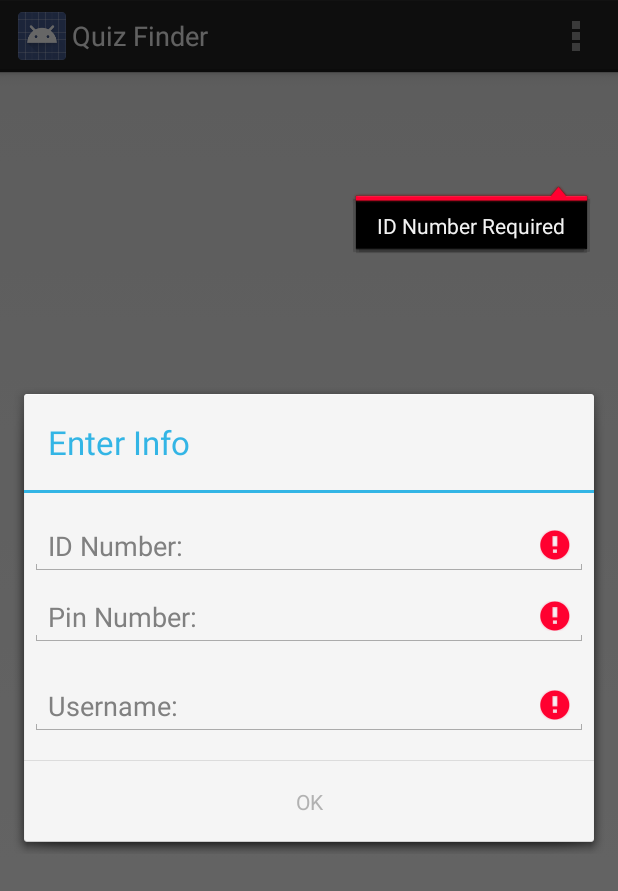
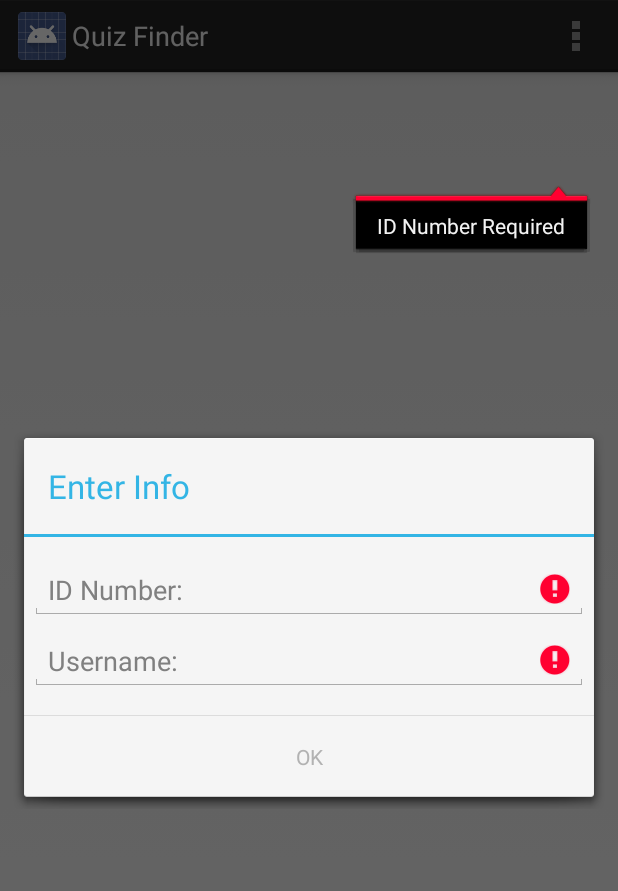
Before and after one commit to afm0005/FlamingWookieeProject, an Android app: the screen it shows after launch (MainActivity), in the options menu, after a tap on "Settings", on a phone screen of 412 x 824 dp. Shown: the top 891 px of the screen. Run offline under Robolectric (Android 15) with nearby library versions, the phone set to English and light mode, and no system bars.

Commit message:
remove PIN, make workable for demo

```diff
--- a/FlamingWookiee/src/main/java/com/android/flamingwookiee/InfoEntryFragment.java
+++ b/FlamingWookiee/src/main/java/com/android/flamingwookiee/InfoEntryFragment.java
@@ -19,7 +19,6 @@ import android.widget.EditText;
 public class InfoEntryFragment extends DialogFragment {
     private EditText mIDNumberField;
     private EditText mUsernameField;
-    private EditText mPinNumberField;
 
     @Override
     public Dialog onCreateDialog(Bundle savedInstanceState) {
@@ -27,9 +26,8 @@ public class InfoEntryFragment extends DialogFragment {
 
         View v = getActivity().getLayoutInflater().inflate(R.layout.fragment_info_entry, null);
         SharedPreferences mPref = getActivity().getSharedPreferences("info", Context.MODE_PRIVATE);
-        mIDNumberField = (EditText)v.findViewById(R.id.id_number);
+        mIDNumberField = (EditText)v.findViewById(R.id.id);
         mUsernameField = (EditText)v.findViewById(R.id.username);
-        mPinNumberField = (EditText)v.findViewById(R.id.pin_number);
 
 
         builder.setTitle("Enter Info");
@@ -39,7 +37,6 @@ public class InfoEntryFragment extends DialogFragment {
             public void onClick(DialogInterface dialogInterface, int i) {
                 SharedPreferences mPref = getActivity().getSharedPreferences("info", Context.MODE_PRIVATE);
                 mPref.edit().putString("id_field", mIDNumberField.getText().toString()).apply();
-                mPref.edit().putString("pin_field", mPinNumberField.getText().toString()).apply();
                 mPref.edit().putString("username_field", mUsernameField.getText().toString()).apply();
 
             }
@@ -48,23 +45,19 @@ public class InfoEntryFragment extends DialogFragment {
         alert.show();
         alert.setCanceledOnTouchOutside(false);
         if (mPref.contains("id_field")
-                && mPref.contains("username_field")
-                && mPref.contains("pin_field")) {
+                && mPref.contains("username_field")) {
             //populate fields with data
             mIDNumberField.setText(mPref.getString("id_field", ""));
             mUsernameField.setText(mPref.getString("username_field", "John Doe"));
-            mPinNumberField.setText(mPref.getString("pin_field", ""));
         }
 
         mUsernameField.setError(null);
-        mPinNumberField.setError(null);
         mIDNumberField.setError(null);
 
 
 
         String mID = mIDNumberField.getText().toString();
         String mName = mUsernameField.getText().toString();
-        String mPIN = mPinNumberField.getText().toString();
 
         if (TextUtils.isEmpty(mID)) {
             mIDNumberField.setError("ID Number Required");
@@ -74,12 +67,6 @@ public class InfoEntryFragment extends DialogFragment {
             mUsernameField.setError("Username Required");
             alert.getButton(DialogInterface.BUTTON_POSITIVE).setEnabled(false);
         }
-        if(TextUtils.isEmpty(mPIN)) {
-            mPinNumberField.setError("4 digit PIN Required");
-            alert.getButton(DialogInterface.BUTTON_POSITIVE).setEnabled(false);
-        }
-
-
 
 
         mIDNumberField.addTextChangedListener(new TextWatcher() {
@@ -96,7 +83,7 @@ public class InfoEntryFragment extends DialogFragment {
                     alert.getButton(DialogInterface.BUTTON_POSITIVE).setEnabled(false);
                 } else { //clear error and check if other fields have errors.
                     mIDNumberField.setError(null);
-                    if(mUsernameField.getError() == null && mPinNumberField.getError() == null)
+                    if(mUsernameField.getError() == null)
                     alert.getButton(DialogInterface.BUTTON_POSITIVE).setEnabled(true);
                 }
             }
@@ -122,35 +109,9 @@ public class InfoEntryFragment extends DialogFragment {
                 }
                 else {
                     mUsernameField.setError(null);
-                    if(mPinNumberField.getError() == null && mIDNumberField.getError() == null)
+                    if(mIDNumberField.getError() == null)
                         alert.getButton(DialogInterface.BUTTON_POSITIVE).setEnabled(true);
                 }
-            }
-
-            @Override
-            public void afterTextChanged(Editable editable) {
-
-            }
-        });
-
-        mPinNumberField.addTextChangedListener(new TextWatcher() {
-            @Override
-            public void beforeTextChanged(CharSequence charSequence, int i, int i2, int i3) {
-
-            }
-
-            @Override
-            public void onTextChanged(CharSequence charSequence, int i, int i2, int i3) {
-                String mPIN = mPinNumberField.getText().toString();
-                    if (mPIN.length() != 4) {
-                        mPinNumberField.setError("4 Digit PIN required");
-                        alert.getButton(DialogInterface.BUTTON_POSITIVE).setEnabled(false);
-                    }
-                    else {
-                        mPinNumberField.setError(null);
-                        if(mUsernameField.getError() == null && mIDNumberField.getError() == null)
-                            alert.getButton(DialogInterface.BUTTON_POSITIVE).setEnabled(true);
-                    }
             }
 
             @Override
--- a/FlamingWookiee/src/main/java/com/android/flamingwookiee/QuizActivity.java
+++ b/FlamingWookiee/src/main/java/com/android/flamingwookiee/QuizActivity.java
@@ -70,9 +70,8 @@ public class QuizActivity extends Activity
 
             SharedPreferences sp = getSharedPreferences("info", MODE_PRIVATE);
             String mId = sp.getString("id_field", "");
-            String mPin = sp.getString("pin_field", "");
             //TODO security opportunities here
-            this.mId = mId + mPin;
+            this.mId = mId;
 
             RestAdapter ra = new RestAdapter.Builder()
                     .setServer("http://"+host) //dicey
--- a/FlamingWookiee/src/main/res/layout/fragment_info_entry.xml
+++ b/FlamingWookiee/src/main/res/layout/fragment_info_entry.xml
@@ -6,8 +6,8 @@
     android:layout_height="match_parent">
 
     <EditText
-        android:id="@+id/id_number"
-        android:inputType="number"
+        android:id="@+id/id"
+        android:inputType="textNoSuggestions"
         android:layout_width="match_parent"
         android:layout_height="wrap_content"
         android:layout_marginTop="16dp"
@@ -16,19 +16,6 @@
         android:layout_marginBottom="4dp"
         android:fontFamily="sans-serif"
         android:hint="@string/id_field_text" />
-
-    <EditText
-        android:id="@+id/pin_number"
-        android:inputType="number"
-        android:maxLength="4"
-        android:layout_width="match_parent"
-        android:layout_height="wrap_content"
-        android:layout_marginTop="4dp"
-        android:layout_marginLeft="4dp"
-        android:layout_marginRight="4dp"
-        android:layout_marginBottom="16dp"
-        android:fontFamily="sans-serif"
-        android:hint="@string/pin_field_text"/>
 
     <EditText
         android:id="@+id/username"
```
